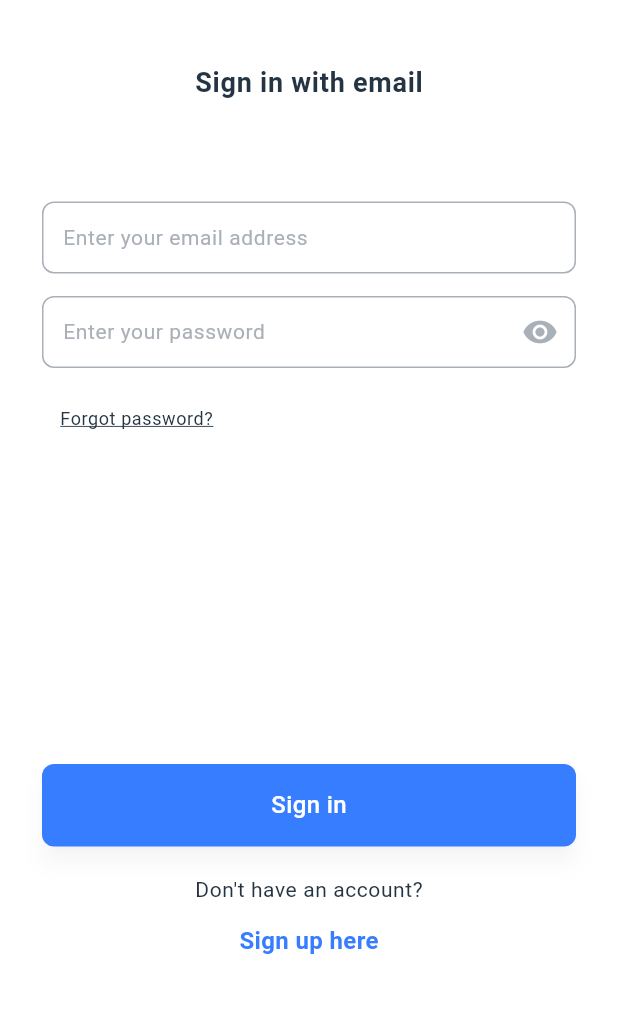
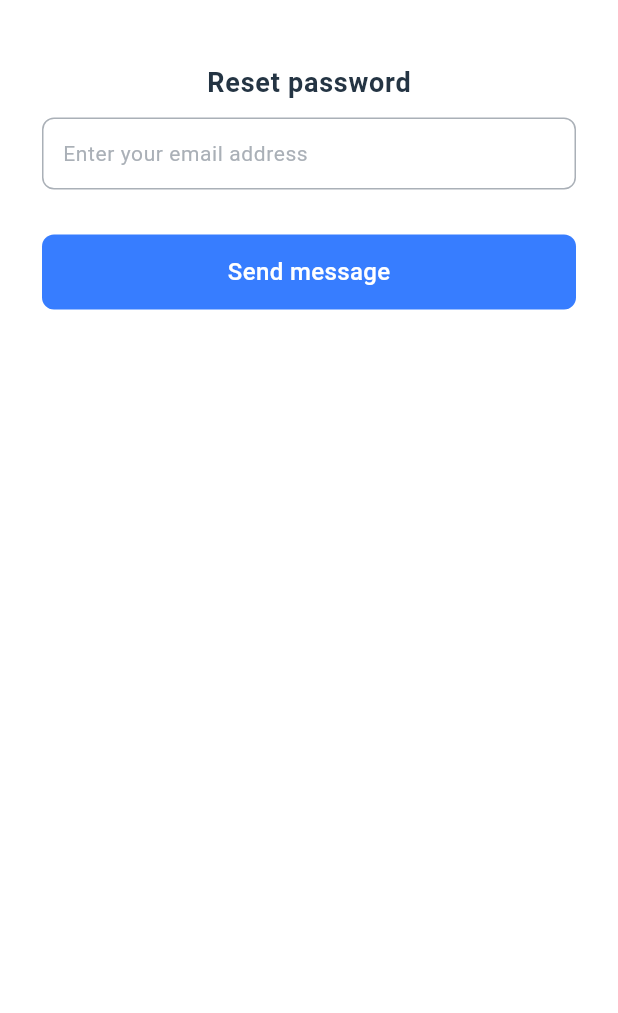
Before and after one commit to bakberdy/chat_app, a Flutter app: the SignUpEmail screen opened directly, after a tap on "Next", after a tap on "Sign in here", after a tap on "Forgot password?", on a phone screen of 412 x 824 dp, the part 194-1207 px from its top. Run offline on Flutter 3.47's test engine with Material 3 defaults, Android fonts, the phone set to English and light mode, and no system bars; our stand-ins replace flutter_bloc, flutter_svg, google_fonts, toastification.

Commit message:
reset password page ui

```diff
--- a/lib/main.dart
+++ b/lib/main.dart
@@ -1,5 +1,7 @@
-import 'package:chat_app/presentation/auth/screens/sign_in_social.dart';
+import 'package:chat_app/presentation/auth/bloc/reset_password/reset_password_cubit.dart';
+import 'package:chat_app/presentation/auth/screens/sign_in_social_page.dart';
 import 'package:flutter/material.dart';
+import 'package:flutter_bloc/flutter_bloc.dart';
 import 'package:google_fonts/google_fonts.dart';
 
 void main() => runApp(const MyApp());
@@ -9,7 +11,9 @@ class MyApp extends StatelessWidget {
 
   @override
   Widget build(BuildContext context) {
-    return MaterialApp(
+    return BlocProvider(
+      create: (context) => ResetPasswordCubit(),
+      child: MaterialApp(
         title: 'Talky',
         debugShowCheckedModeBanner: false,
         theme: ThemeData(
@@ -19,11 +23,16 @@ class MyApp extends StatelessWidget {
             canvasColor: Color(0xff58616A),
             colorScheme: ColorScheme.fromSeed(seedColor: Color(0xff377DFF)),
             useMaterial3: true,
-          textTheme: GoogleFonts.interTextTheme().apply(
+            textTheme: GoogleFonts.interTextTheme()
+                .apply(
                   bodyColor: Color(0xff243443),
                   displayColor: Color(0xff243443),
-          ).copyWith(
-            bodyMedium: TextStyle(fontSize: 16,fontWeight: FontWeight.w500, color: Color(0xff243443)),
+                )
+                .copyWith(
+                  bodyMedium: TextStyle(
+                      fontSize: 16,
+                      fontWeight: FontWeight.w500,
+                      color: Color(0xff243443)),
                   bodySmall: TextStyle(fontSize: 14, color: Color(0xff243443)),
                   bodyLarge: TextStyle(fontSize: 18, color: Color(0xff243443)),
                 ),
@@ -32,6 +41,7 @@ class MyApp extends StatelessWidget {
                     shape: WidgetStatePropertyAll(RoundedRectangleBorder(
                         borderRadius: BorderRadius.circular(8)))))),
         home: SignInSocial(),
+      ),
     );
   }
 }
--- /dev/null
+++ b/lib/presentation/auth/bloc/reset_password/reset_password_cubit.dart
@@ -0,0 +1,54 @@
+import 'dart:async';
+
+import 'package:flutter/material.dart';
+import 'package:flutter_bloc/flutter_bloc.dart';
+
+part 'reset_password_state.dart';
+
+class ResetPasswordCubit extends Cubit<ResetPasswordState> {
+  ResetPasswordCubit() : super(ResetPasswordInitial());
+
+  Future<void> sendResetCode(String email) async {
+    try {
+      emit(ResetPasswordLoading());
+
+      // Симуляция запроса на отправку кода
+      await Future.delayed(Duration(seconds: 2));
+
+      // Допустим, сервер отправил код и всё прошло успешно
+      emit(ResetPasswordMessageSent());
+
+      // Таймер на повторную отправку (например, 30 секунд)
+      _startResendTimer(30);
+    } catch (e) {
+      emit(ResetPasswordError(message: "Ошибка отправки кода"));
+    }
+  }
+
+  void _startResendTimer(int seconds) {
+    int remainingSeconds = seconds;
+    Timer.periodic(Duration(seconds: 1), (timer) {
+      if (remainingSeconds > 0) {
+        emit(ResetPasswordWaitingTimer(seconds: remainingSeconds));
+        remainingSeconds--;
+      } else {
+        timer.cancel();
+        emit(ResetPasswordTryAgain()); // После таймера можно вернуть начальное состояние
+      }
+    });
+  }
+
+  Future<void> resetPassword(String email, String code, String newPassword) async {
+    try {
+      emit(ResetPasswordLoading());
+
+      // Симуляция запроса на сброс пароля
+      await Future.delayed(Duration(seconds: 2));
+
+      // Допустим, пароль успешно сброшен
+      emit(ResetPasswordInitial());
+    } catch (e) {
+      emit(ResetPasswordError(message: "Ошибка сброса пароля"));
+    }
+  }
+}
--- /dev/null
+++ b/lib/presentation/auth/bloc/reset_password/reset_password_state.dart
@@ -0,0 +1,19 @@
+part of 'reset_password_cubit.dart';
+
+@immutable
+sealed class ResetPasswordState {}
+
+final class ResetPasswordInitial extends ResetPasswordState {}
+final class ResetPasswordError extends ResetPasswordState {
+  final String message;
+
+  ResetPasswordError({required this.message});
+}
+final class ResetPasswordLoading extends ResetPasswordState {}
+final class ResetPasswordWaitingTimer extends ResetPasswordState {
+  final int seconds;
+
+  ResetPasswordWaitingTimer({required this.seconds});
+}
+final class ResetPasswordMessageSent extends ResetPasswordState {}
+final class ResetPasswordTryAgain extends ResetPasswordState {}
--- /dev/null
+++ b/lib/presentation/auth/screens/reset_password_page.dart
@@ -0,0 +1,138 @@
+import 'package:chat_app/core/utils/validators.dart';
+import 'package:chat_app/presentation/auth/bloc/reset_password/reset_password_cubit.dart';
+import 'package:chat_app/presentation/auth/widgets/auth_input_field.dart';
+import 'package:chat_app/presentation/auth/widgets/custom_app_bar.dart';
+import 'package:flutter/material.dart';
+import 'package:flutter_bloc/flutter_bloc.dart';
+
+class ResetPassword extends StatefulWidget {
+  const ResetPassword({super.key, this.email});
+  final String? email;
+
+  @override
+  State<ResetPassword> createState() => _ResetPasswordState();
+}
+
+class _ResetPasswordState extends State<ResetPassword> {
+  final _formKey = GlobalKey<FormState>();
+  final _emailController = TextEditingController();
+
+  void onSent() {
+    final email = _emailController.text;
+    if (_formKey.currentState!.validate()) {
+      context.read<ResetPasswordCubit>().sendResetCode(email);
+    }
+  }
+
+  @override
+  Widget build(BuildContext context) {
+    _emailController.text = widget.email ?? '';
+    final themeData = Theme.of(context);
+    return SafeArea(
+      child: Scaffold(
+        appBar: CustomAppBar(),
+        body: Padding(
+          padding: const EdgeInsets.symmetric(horizontal: 28.0),
+          child: Column(
+            children: [
+              SizedBox(height: MediaQuery.of(context).size.height * 0.02),
+              Center(
+                child: RichText(
+                    text: TextSpan(
+                        style: themeData.textTheme.bodyMedium?.copyWith(
+                            fontSize: 40, fontWeight: FontWeight.w700),
+                        children: [
+                      TextSpan(text: 'Talky'),
+                      TextSpan(
+                          text: '.',
+                          style: TextStyle(color: themeData.primaryColor))
+                    ])),
+              ),
+              SizedBox(height: MediaQuery.of(context).size.height * 0.05),
+              Text(
+                'Reset password',
+                style: themeData.textTheme.bodyLarge
+                    ?.copyWith(fontWeight: FontWeight.w600),
+              ),
+              SizedBox(height: 10),
+              Form(
+                key: _formKey,
+                child: Column(
+                  children: [
+                    AuthInputField(
+                      validator: validateEmail,
+                      controller: _emailController,
+                      hintText: 'Enter your email address',
+                    ),
+                  ],
+                ),
+              ),
+              BlocBuilder<ResetPasswordCubit, ResetPasswordState>(
+                builder: (context, state) {
+                  return Column(
+                    children: [
+                      SizedBox(height: 10),
+                      (state is ResetPasswordMessageSent) ||
+                              (state is ResetPasswordWaitingTimer)
+                          ? Text(
+                              "We've sent a code to your email. Please check your inbox and reset your password. Then, try logging in with your new password.",
+                              style: themeData.textTheme.bodySmall
+                                  ?.copyWith(color: themeData.canvasColor),
+                            )
+                          : SizedBox(),
+                      (state is ResetPasswordTryAgain)
+                          ? Text(
+                              "Send code again?",
+                              style: themeData.textTheme.bodySmall
+                                  ?.copyWith(color: themeData.canvasColor),
+                            )
+                          : SizedBox(),
+                      SizedBox(
+                        height: 20,
+                      ),
+                      SizedBox(
+                        width: double.infinity,
+                        height: 50,
+                        child: FilledButton(
+                            style: ButtonStyle(
+                                shadowColor: WidgetStatePropertyAll(
+                                    Colors.black.withAlpha(50)),
+                                backgroundColor: WidgetStatePropertyAll(
+                                    (state is! ResetPasswordWaitingTimer)
+                                        ? themeData.primaryColor
+                                        : Color(0xff7FACFF))),
+                            onPressed: ((state is ResetPasswordLoading) ||
+                                    (state is ResetPasswordWaitingTimer))
+                                ? null
+                                : onSent,
+                            child: (state is ResetPasswordLoading)
+                                ? CircularProgressIndicator(
+                                    color: Colors.white,
+                                  )
+                                : Text(
+                                    'Send message',
+                                    style: themeData.textTheme.bodyMedium
+                                        ?.copyWith(color: Colors.white),
+                                  )),
+                      ),
+                      SizedBox(
+                        height: 20,
+                      ),
+                      (state is ResetPasswordWaitingTimer)
+                          ? Text(
+                              "You can send code again after ${state.seconds} seconds",
+                              style: themeData.textTheme.bodySmall
+                                  ?.copyWith(color: themeData.canvasColor),
+                            )
+                          : SizedBox(),
+                    ],
+                  );
+                },
+              ),
+            ],
+          ),
+        ),
+      ),
+    );
+  }
+}
--- a/lib/presentation/auth/screens/sign_in_email.dart
+++ b/lib/presentation/auth/screens/sign_in_email_page.dart
@@ -1,5 +1,6 @@
 import 'package:chat_app/core/utils/validators.dart';
-import 'package:chat_app/presentation/auth/screens/sign_up_email.dart';
+import 'package:chat_app/presentation/auth/screens/reset_password_page.dart';
+import 'package:chat_app/presentation/auth/screens/sign_up_email_page.dart';
 import 'package:chat_app/presentation/auth/widgets/auth_input_field.dart';
 import 'package:chat_app/presentation/auth/widgets/custom_app_bar.dart';
 import 'package:chat_app/presentation/auth/widgets/custom_filled_button.dart';
@@ -22,13 +23,29 @@ class _SignInEmailState extends State<SignInEmail> {
     final email = _emailController.text;
     final password = _passwordController.text;
 
-    if(_formKey.currentState!.validate()){
-
+    if (_formKey.currentState!.validate()) {
+      //send request to login
+    }
   }
 
+  void _onForgotPassword() {
+    //go to page refresh password
+    final email = _emailController.text;
+
+    Navigator.push(
+        context,
+        MaterialPageRoute(
+            builder: (context) => ResetPassword(
+                  email: isValidEmail(email) ? email : null,
+                )));
   }
 
-  void _onForgotPassword() {}
+  bool isValidEmail(String email) {
+    final RegExp emailRegExp = RegExp(
+      r'^[a-zA-Z0-9._%+-]+@[a-zA-Z0-9.-]+\.[a-zA-Z]{2,}$',
+    );
+    return emailRegExp.hasMatch(email);
+  }
 
   @override
   Widget build(BuildContext context) {
@@ -88,8 +105,8 @@ class _SignInEmailState extends State<SignInEmail> {
                   alignment: Alignment.centerLeft,
                   child: TextButton(
                     onPressed: _onForgotPassword,
-                          style: ButtonStyle(
-                              overlayColor: WidgetStateColor.transparent),
+                    style:
+                        ButtonStyle(overlayColor: WidgetStateColor.transparent),
                     child: Text(
                       'Forgot password?',
                       style: themeData.textTheme.bodySmall?.copyWith(
@@ -101,8 +118,7 @@ class _SignInEmailState extends State<SignInEmail> {
                     ),
                   ),
                 ),
-                      SizedBox(
-                          height: MediaQuery.of(context).size.height * 0.25),
+                SizedBox(height: MediaQuery.of(context).size.height * 0.25),
                 SizedBox(
                     height: 55,
                     child: CustomFilledButton(
@@ -118,11 +134,10 @@ class _SignInEmailState extends State<SignInEmail> {
                   style: themeData.textTheme.bodySmall,
                 ),
                 TextButton(
-                          onPressed: (){
+                    onPressed: () {
                       Navigator.pushReplacement(
                         context,
-                              MaterialPageRoute(
-                                  builder: (context) => SignUpEmail()),
+                        MaterialPageRoute(builder: (context) => SignUpEmail()),
                       );
                     },
                     child: Text(
--- a/lib/presentation/auth/screens/sign_in_social.dart
+++ b/lib/presentation/auth/screens/sign_in_social_page.dart
@@ -1,4 +1,4 @@
-import 'package:chat_app/presentation/auth/screens/sign_in_email.dart';
+import 'package:chat_app/presentation/auth/screens/sign_in_email_page.dart';
 import 'package:chat_app/presentation/auth/widgets/custom_filled_button.dart';
 import 'package:flutter/material.dart';
 
--- a/lib/presentation/auth/screens/sign_up_email.dart
+++ b/lib/presentation/auth/screens/sign_up_email_page.dart
@@ -1,6 +1,6 @@
 import 'package:chat_app/core/utils/validators.dart';
 import 'package:chat_app/presentation/auth/bloc/sign_up_cubit/sign_up_cubit.dart';
-import 'package:chat_app/presentation/auth/screens/sign_in_email.dart';
+import 'package:chat_app/presentation/auth/screens/sign_in_email_page.dart';
 import 'package:chat_app/presentation/auth/widgets/auth_input_field.dart';
 import 'package:chat_app/presentation/auth/widgets/custom_app_bar.dart';
 import 'package:chat_app/presentation/auth/widgets/custom_filled_button.dart';
@@ -38,7 +38,7 @@ class _SignUpEmailState extends State<SignUpEmail> {
       } else if (state is SignUpInputNameAndLastnameSuccess) {
         _signUpCubit.addEmailAndPassword();
       }else if(state is SignUpInputEmailAndPasswordSuccess){
-        //send request to register
+        //Todo: send request to register
 
       }
     }
```
Lines whose indentation alone changed are shown as unchanged.
